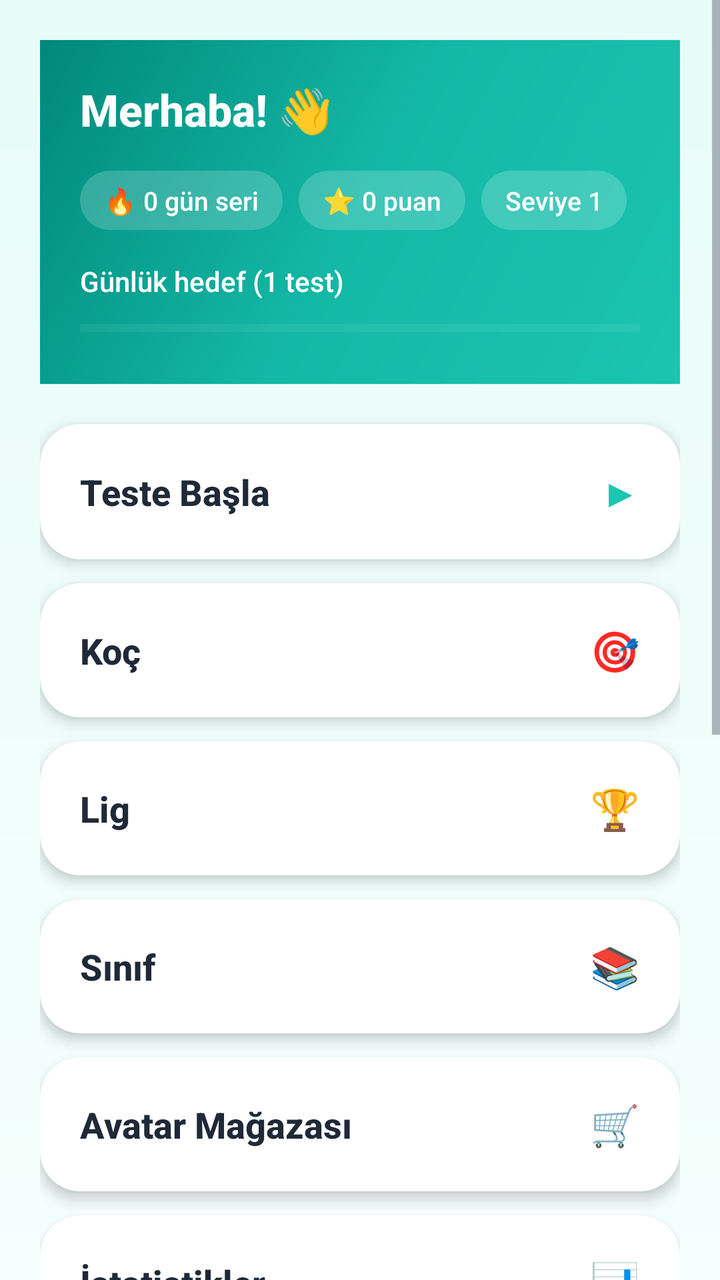
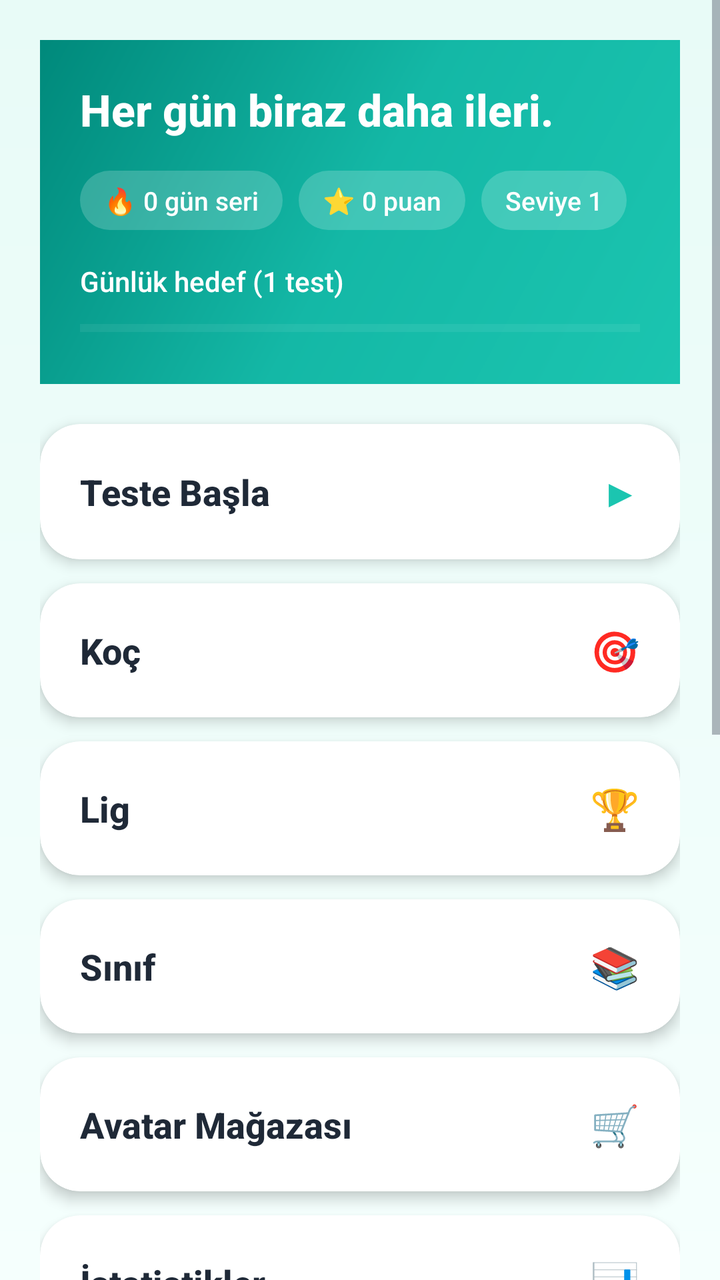

Before-and-after screenshots of an Android layout around one commit, followed by the original layout XML and the change that was made.
<!-- AndroidManifest.xml: application theme Theme.BrainBuddy -->
<!-- res/layout/activity_home.xml -->
<?xml version="1.0" encoding="utf-8"?>
<ScrollView xmlns:android="http://schemas.android.com/apk/res/android"
    xmlns:app="http://schemas.android.com/apk/res-auto"
    android:layout_width="match_parent"
    android:layout_height="match_parent"
    android:background="@drawable/bg_gradient"
    android:fillViewport="true">

    <LinearLayout
        android:layout_width="match_parent"
        android:layout_height="wrap_content"
        android:orientation="vertical"
        android:padding="20dp">

        
        <TextView
            android:id="@+id/tvKillSwitchBanner"
            android:layout_width="match_parent"
            android:layout_height="wrap_content"
            android:background="@color/bb_error"
            android:padding="10dp"
            android:text="@string/kill_switch_banner_text"
            android:textColor="@color/white"
            android:textSize="14sp"
            android:textStyle="bold"
            android:visibility="gone"/>

        
        <LinearLayout
            android:layout_width="match_parent"
            android:layout_height="wrap_content"
            android:background="@drawable/bg_header_turquoise"
            android:orientation="vertical"
            android:padding="20dp"
            android:paddingTop="32dp"
            android:paddingBottom="24dp">

            <TextView
                android:id="@+id/greeting"
                android:layout_width="match_parent"
                android:layout_height="wrap_content"
                android:text="Merhaba! 👋"
                android:textColor="@color/white"
                android:textSize="22sp"
                android:textStyle="bold"/>

            <LinearLayout
                android:layout_width="match_parent"
                android:layout_height="wrap_content"
                android:orientation="horizontal"
                android:layout_marginTop="16dp">

                <TextView
                    android:id="@+id/streakBadge"
                    android:layout_width="wrap_content"
                    android:layout_height="wrap_content"
                    android:background="@drawable/bg_badge"
                    android:paddingHorizontal="12dp"
                    android:paddingVertical="6dp"
                    android:text="🔥 0 gün seri"
                    android:textColor="@color/white"
                    android:textSize="13sp"/>

                <TextView
                    android:id="@+id/pointsBadge"
                    android:layout_width="wrap_content"
                    android:layout_height="wrap_content"
                    android:layout_marginStart="8dp"
                    android:background="@drawable/bg_badge"
                    android:paddingHorizontal="12dp"
                    android:paddingVertical="6dp"
                    android:text="⭐ 0 puan"
                    android:textColor="@color/white"
                    android:textSize="13sp"/>

                <TextView
                    android:id="@+id/levelBadge"
                    android:layout_width="wrap_content"
                    android:layout_height="wrap_content"
                    android:layout_marginStart="8dp"
                    android:background="@drawable/bg_badge"
                    android:paddingHorizontal="12dp"
                    android:paddingVertical="6dp"
                    android:text="Seviye 1"
                    android:textColor="@color/white"
                    android:textSize="13sp"/>
            </LinearLayout>

            <TextView
                android:id="@+id/dailyGoalLabel"
                android:layout_width="match_parent"
                android:layout_height="wrap_content"
                android:layout_marginTop="16dp"
                android:text="Günlük hedef (1 test)"
                android:textColor="@color/white"
                android:textSize="14sp"/>

            <ProgressBar
                android:id="@+id/dailyProgress"
                style="?android:attr/progressBarStyleHorizontal"
                android:layout_width="match_parent"
                android:layout_height="wrap_content"
                android:layout_marginTop="6dp"
                android:max="1"
                android:progress="0"
                android:progressTint="@color/white"
                android:progressBackgroundTint="#40FFFFFF"/>
        </LinearLayout>

        
        <com.google.android.material.card.MaterialCardView
            android:id="@+id/cardTest"
            style="@style/BB.HomeCard"
            android:layout_width="match_parent"
            android:layout_height="wrap_content"
            android:layout_marginTop="20dp"
            app:cardBackgroundColor="@color/white">

            <LinearLayout
                android:layout_width="match_parent"
                android:layout_height="wrap_content"
                android:orientation="horizontal"
                android:gravity="center_vertical"
                android:padding="20dp">

                <TextView
                    android:layout_width="0dp"
                    android:layout_height="wrap_content"
                    android:layout_weight="1"
                    android:text="Teste Başla"
                    android:textSize="18sp"
                    android:textStyle="bold"
                    android:textColor="@color/bb_text"/>

                <TextView
                    android:layout_width="wrap_content"
                    android:layout_height="wrap_content"
                    android:text="▶"
                    android:textSize="20sp"
                    android:textColor="@color/bb_primary"/>
            </LinearLayout>
        </com.google.android.material.card.MaterialCardView>

        <com.google.android.material.card.MaterialCardView
            android:id="@+id/cardJunior"
            style="@style/BB.HomeCard"
            android:layout_width="match_parent"
            android:layout_height="wrap_content"
            android:layout_marginTop="12dp"
            android:visibility="gone"
            app:cardBackgroundColor="@color/bb_turquoise_light">

            <LinearLayout
                android:layout_width="match_parent"
                android:layout_height="wrap_content"
                android:orientation="horizontal"
                android:gravity="center_vertical"
                android:padding="20dp">

                <TextView
                    android:layout_width="0dp"
                    android:layout_height="wrap_content"
                    android:layout_weight="1"
                    android:text="🧒 BrainBuddy Junior"
                    android:textSize="18sp"
                    android:textStyle="bold"
                    android:textColor="@color/bb_text"/>

                <TextView
                    android:layout_width="wrap_content"
                    android:layout_height="wrap_content"
                    android:text="▶"
                    android:textSize="20sp"
                    android:textColor="@color/bb_primary"/>
            </LinearLayout>
        </com.google.android.material.card.MaterialCardView>

        <com.google.android.material.card.MaterialCardView
            android:id="@+id/cardCoach"
            style="@style/BB.HomeCard"
            android:layout_width="match_parent"
            android:layout_height="wrap_content"
            android:layout_marginTop="12dp"
            app:cardBackgroundColor="@color/white">

            <LinearLayout
                android:layout_width="match_parent"
                android:layout_height="wrap_content"
                android:orientation="horizontal"
                android:gravity="center_vertical"
                android:padding="20dp">

                <TextView
                    android:layout_width="0dp"
                    android:layout_height="wrap_content"
                    android:layout_weight="1"
                    android:text="Koç"
                    android:textSize="18sp"
                    android:textStyle="bold"
                    android:textColor="@color/bb_text"/>

                <TextView
                    android:layout_width="wrap_content"
                    android:layout_height="wrap_content"
                    android:text="🎯"
                    android:textSize="20sp"/>
            </LinearLayout>
        </com.google.android.material.card.MaterialCardView>

        <com.google.android.material.card.MaterialCardView
            android:id="@+id/cardLeague"
            style="@style/BB.HomeCard"
            android:layout_width="match_parent"
            android:layout_height="wrap_content"
            android:layout_marginTop="12dp"
            app:cardBackgroundColor="@color/white">

            <LinearLayout
                android:layout_width="match_parent"
                android:layout_height="wrap_content"
                android:orientation="horizontal"
                android:gravity="center_vertical"
                android:padding="20dp">

                <TextView
                    android:layout_width="0dp"
                    android:layout_height="wrap_content"
                    android:layout_weight="1"
                    android:text="Lig"
                    android:textSize="18sp"
                    android:textStyle="bold"
                    android:textColor="@color/bb_text"/>

                <TextView
                    android:layout_width="wrap_content"
                    android:layout_height="wrap_content"
                    android:text="🏆"
                    android:textSize="20sp"/>
            </LinearLayout>
        </com.google.android.material.card.MaterialCardView>

        <com.google.android.material.card.MaterialCardView
            android:id="@+id/cardClassroom"
            style="@style/BB.HomeCard"
            android:layout_width="match_parent"
            android:layout_height="wrap_content"
            android:layout_marginTop="12dp"
            app:cardBackgroundColor="@color/white">

            <LinearLayout
                android:layout_width="match_parent"
                android:layout_height="wrap_content"
                android:orientation="horizontal"
                android:gravity="center_vertical"
                android:padding="20dp">

                <TextView
                    android:layout_width="0dp"
                    android:layout_height="wrap_content"
                    android:layout_weight="1"
                    android:text="Sınıf"
                    android:textSize="18sp"
                    android:textStyle="bold"
                    android:textColor="@color/bb_text"/>

                <TextView
                    android:layout_width="wrap_content"
                    android:layout_height="wrap_content"
                    android:text="📚"
                    android:textSize="20sp"/>
            </LinearLayout>
        </com.google.android.material.card.MaterialCardView>

        <com.google.android.material.card.MaterialCardView
            android:id="@+id/cardAvatarShop"
            style="@style/BB.HomeCard"
            android:layout_width="match_parent"
            android:layout_height="wrap_content"
            android:layout_marginTop="12dp"
            app:cardBackgroundColor="@color/white">

            <LinearLayout
                android:layout_width="match_parent"
                android:layout_height="wrap_content"
                android:orientation="horizontal"
                android:gravity="center_vertical"
                android:padding="20dp">

                <TextView
                    android:layout_width="0dp"
                    android:layout_height="wrap_content"
                    android:layout_weight="1"
                    android:text="Avatar Mağazası"
                    android:textSize="18sp"
                    android:textStyle="bold"
                    android:textColor="@color/bb_text"/>

                <TextView
                    android:layout_width="wrap_content"
                    android:layout_height="wrap_content"
                    android:text="🛒"
                    android:textSize="20sp"/>
            </LinearLayout>
        </com.google.android.material.card.MaterialCardView>

        <com.google.android.material.card.MaterialCardView
            android:id="@+id/cardStats"
            style="@style/BB.HomeCard"
            android:layout_width="match_parent"
            android:layout_height="wrap_content"
            android:layout_marginTop="12dp"
            app:cardBackgroundColor="@color/white">

            <LinearLayout
                android:layout_width="match_parent"
                android:layout_height="wrap_content"
                android:orientation="horizontal"
                android:gravity="center_vertical"
                android:padding="20dp">

                <TextView
                    android:layout_width="0dp"
                    android:layout_height="wrap_content"
                    android:layout_weight="1"
                    android:text="İstatistikler"
                    android:textSize="18sp"
                    android:textStyle="bold"
                    android:textColor="@color/bb_text"/>

                <TextView
                    android:layout_width="wrap_content"
                    android:layout_height="wrap_content"
                    android:text="📊"
                    android:textSize="20sp"/>
            </LinearLayout>
        </com.google.android.material.card.MaterialCardView>

        <com.google.android.material.card.MaterialCardView
            android:id="@+id/cardSettings"
            style="@style/BB.HomeCard"
            android:layout_width="match_parent"
            android:layout_height="wrap_content"
            android:layout_marginTop="12dp"
            app:cardBackgroundColor="@color/white">

            <LinearLayout
                android:layout_width="match_parent"
                android:layout_height="wrap_content"
                android:orientation="horizontal"
                android:gravity="center_vertical"
                android:padding="20dp">

                <TextView
                    android:layout_width="0dp"
                    android:layout_height="wrap_content"
                    android:layout_weight="1"
                    android:text="Ayarlar"
                    android:textSize="18sp"
                    android:textStyle="bold"
                    android:textColor="@color/bb_text"/>

                <TextView
                    android:layout_width="wrap_content"
                    android:layout_height="wrap_content"
                    android:text="⚙"
                    android:textSize="20sp"/>
            </LinearLayout>
        </com.google.android.material.card.MaterialCardView>

        <com.google.android.material.card.MaterialCardView
            android:id="@+id/cardWeeklyChest"
            style="@style/BB.HomeCard"
            android:layout_width="match_parent"
            android:layout_height="wrap_content"
            android:layout_marginTop="12dp"
            app:cardBackgroundColor="@color/white">

            <LinearLayout
                android:layout_width="match_parent"
                android:layout_height="wrap_content"
                android:orientation="horizontal"
                android:gravity="center_vertical"
                android:padding="20dp">

                <TextView
                    android:layout_width="0dp"
                    android:layout_height="wrap_content"
                    android:layout_weight="1"
                    android:text="Haftalık Sandık"
                    android:textSize="18sp"
                    android:textStyle="bold"
                    android:textColor="@color/bb_text"/>

                <TextView
                    android:layout_width="wrap_content"
                    android:layout_height="wrap_content"
                    android:text="📦"
                    android:textSize="20sp"/>
            </LinearLayout>
        </com.google.android.material.card.MaterialCardView>

        <com.google.android.material.card.MaterialCardView
            android:id="@+id/cardVeli"
            style="@style/BB.HomeCard"
            android:layout_width="match_parent"
            android:layout_height="wrap_content"
            android:layout_marginTop="12dp"
            app:cardBackgroundColor="@color/white">

            <LinearLayout
                android:layout_width="match_parent"
                android:layout_height="wrap_content"
                android:orientation="horizontal"
                android:gravity="center_vertical"
                android:padding="20dp">

                <TextView
                    android:layout_width="0dp"
                    android:layout_height="wrap_content"
                    android:layout_weight="1"
                    android:text="Veli Alanı"
                    android:textSize="18sp"
                    android:textStyle="bold"
                    android:textColor="@color/bb_text"/>

                <TextView
                    android:layout_width="wrap_content"
                    android:layout_height="wrap_content"
                    android:text="🔐"
                    android:textSize="20sp"/>
            </LinearLayout>
        </com.google.android.material.card.MaterialCardView>

        <com.google.android.material.card.MaterialCardView
            android:id="@+id/cardBlockedApps"
            style="@style/BB.HomeCard"
            android:layout_width="match_parent"
            android:layout_height="wrap_content"
            android:layout_marginTop="12dp"
            app:cardBackgroundColor="@color/white">

            <LinearLayout
                android:layout_width="match_parent"
                android:layout_height="wrap_content"
                android:orientation="horizontal"
                android:gravity="center_vertical"
                android:padding="20dp">

                <TextView
                    android:layout_width="0dp"
                    android:layout_height="wrap_content"
                    android:layout_weight="1"
                    android:text="Engellenen Uygulamalar"
                    android:textSize="18sp"
                    android:textStyle="bold"
                    android:textColor="@color/bb_text"/>

                <TextView
                    android:layout_width="wrap_content"
                    android:layout_height="wrap_content"
                    android:text="📱"
                    android:textSize="20sp"/>
            </LinearLayout>
        </com.google.android.material.card.MaterialCardView>

        <com.google.android.material.card.MaterialCardView
            android:id="@+id/cardTimeLimits"
            style="@style/BB.HomeCard"
            android:layout_width="match_parent"
            android:layout_height="wrap_content"
            android:layout_marginTop="12dp"
            android:layout_marginBottom="24dp"
            app:cardBackgroundColor="@color/white">

            <LinearLayout
                android:layout_width="match_parent"
                android:layout_height="wrap_content"
                android:orientation="horizontal"
                android:gravity="center_vertical"
                android:padding="20dp">

                <TextView
                    android:layout_width="0dp"
                    android:layout_height="wrap_content"
                    android:layout_weight="1"
                    android:text="Zaman Limitleri"
                    android:textSize="18sp"
                    android:textStyle="bold"
                    android:textColor="@color/bb_text"/>

                <TextView
                    android:layout_width="wrap_content"
                    android:layout_height="wrap_content"
                    android:text="⏱"
                    android:textSize="20sp"/>
            </LinearLayout>
        </com.google.android.material.card.MaterialCardView>

    </LinearLayout>
</ScrollView>
<!-- resources referenced by this layout -->
<resources>
  <color name="bb_error">#FF5252</color>
  <color name="bb_primary">#1BC5B0</color>
  <color name="bb_text">#1F2937</color>
  <color name="bb_turquoise_light">#5EEAD4</color>
  <color name="white">#FFFFFF</color>
  <!-- drawable bg_badge (drawable) -->
  <?xml version="1.0" encoding="utf-8"?>
  <shape xmlns:android="http://schemas.android.com/apk/res/android"
      android:shape="rectangle">
      <solid android:color="#30FFFFFF"/>
      <corners android:radius="20dp"/>
  </shape>
  <!-- drawable bg_gradient (drawable) -->
  <?xml version="1.0" encoding="utf-8"?>
  <layer-list xmlns:android="http://schemas.android.com/apk/res/android">
      <item>
          <shape>
              <gradient
                  android:angle="270"
                  android:startColor="#E8FBF7"
                  android:endColor="#F5FFFD"/>
          </shape>
      </item>
  </layer-list>
  <!-- drawable bg_header_turquoise (drawable) -->
  <?xml version="1.0" encoding="utf-8"?>
  <shape xmlns:android="http://schemas.android.com/apk/res/android">
      <gradient
          android:angle="135"
          android:startColor="#1BC5B0"
          android:centerColor="#14B8A6"
          android:endColor="#00897B"
          android:type="linear"/>
  </shape>
  <string name="kill_switch_banner_text">Koruma geçici kapalı</string>
  <style name="BB.HomeCard" parent="Widget.Material3.CardView.Elevated">
          <item name="cardCornerRadius">20dp</item>
          <item name="cardElevation">4dp</item>
          <item name="cardBackgroundColor">@color/bb_card</item>
      </style>
  <style name="Theme.BrainBuddy" parent="Theme.Material3.Light.NoActionBar">
          <item name="colorPrimary">@color/bb_primary</item>
          <item name="colorOnPrimary">@color/white</item>
          <item name="colorSecondary">@color/bb_secondary</item>
          <item name="colorOnSecondary">@color/white</item>
          <item name="colorTertiary">@color/bb_accent</item>
          <item name="colorOnTertiary">@color/black</item>
          <item name="colorError">@color/bb_error</item>
          <item name="android:windowBackground">@drawable/bg_gradient</item>
          <item name="android:textColorPrimary">@color/bb_text</item>
          <item name="android:textColorSecondary">@color/bb_text_muted</item>
          <item name="materialButtonStyle">@style/BBButton</item>
          <item name="android:fontFamily">sans-serif-medium</item>
      </style>
  <color name="bb_card">#FFFFFF</color>
  <color name="bb_secondary">#00897B</color>
  <color name="bb_accent">#FFC107</color>
  <color name="black">#000000</color>
  <color name="bb_text_muted">#6B7280</color>
  <style name="BBButton" parent="Widget.Material3.Button">
          <item name="android:minHeight">56dp</item>
          <item name="android:paddingStart">24dp</item>
          <item name="android:paddingEnd">24dp</item>
          <item name="cornerRadius">16dp</item>
          <item name="android:textAllCaps">false</item>
          <item name="android:textColor">@color/white</item>
          <item name="android:textSize">16sp</item>
          <item name="android:textStyle">bold</item>
          <item name="backgroundTint">@color/bb_primary</item>
      </style>
</resources>

<!-- the commit's change to res/layout/activity_home.xml (unified diff, before → after) -->
@@ -39,7 +39,7 @@
                 android:id="@+id/greeting"
                 android:layout_width="match_parent"
                 android:layout_height="wrap_content"
-                android:text="Merhaba! 👋"
+                android:text="@string/wise_coach_default"
                 android:textColor="@color/white"
                 android:textSize="22sp"
                 android:textStyle="bold"/>
<!-- resource entries referenced after the edit -->
@@ -35,6 +35,7 @@
           android:type="linear"/>
   </shape>
   <string name="kill_switch_banner_text">Koruma geçici kapalı</string>
+  <string name="wise_coach_default">Her gün biraz daha ileri.</string>
   <style name="BB.HomeCard" parent="Widget.Material3.CardView.Elevated">
           <item name="cardCornerRadius">20dp</item>
           <item name="cardElevation">4dp</item>
